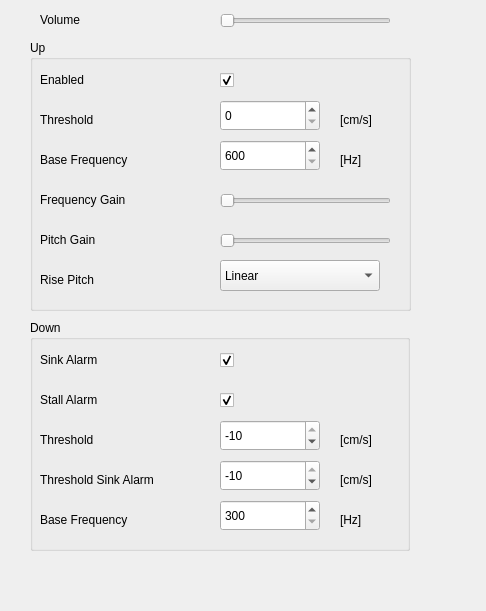
Before: the Qt Designer form src/configuration/flytec6015/AcousticFrame6015.ui in Iv/FlyHigh, drawn with Qt 5.
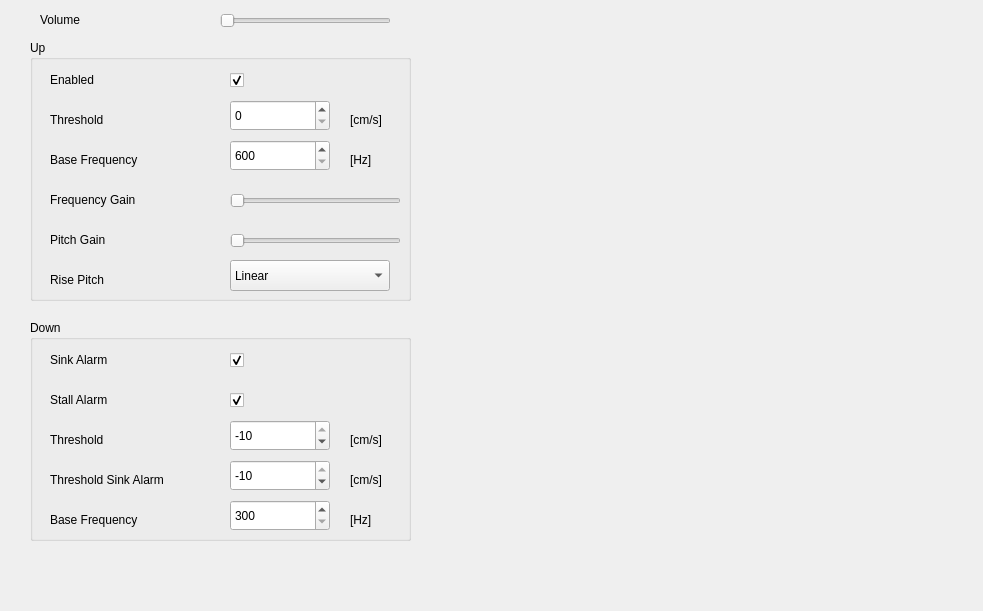
After: the same form once the commit is applied. Custom widgets are drawn as their Qt base class.

The edit to the form file:
```diff
--- a/src/configuration/flytec6015/AcousticFrame6015.ui
+++ b/src/configuration/flytec6015/AcousticFrame6015.ui
@@ -6,7 +6,7 @@
    <rect>
     <x>0</x>
     <y>0</y>
-    <width>486</width>
+    <width>983</width>
     <height>611</height>
    </rect>
   </property>
@@ -51,13 +51,13 @@
     <enum>Qt::Horizontal</enum>
    </property>
   </widget>
-  <widget class="Q3GroupBox" name="groupBox3">
+  <widget class="QGroupBox" name="groupBox_Up">
    <property name="geometry">
     <rect>
      <x>30</x>
      <y>40</y>
      <width>381</width>
-     <height>271</height>
+     <height>261</height>
     </rect>
    </property>
    <property name="title">
@@ -66,7 +66,7 @@
    <widget class="QLabel" name="textLabel_Rise_En">
     <property name="geometry">
      <rect>
-      <x>10</x>
+      <x>20</x>
       <y>30</y>
       <width>134</width>
       <height>20</height>
@@ -79,65 +79,40 @@
      <bool>false</bool>
     </property>
    </widget>
-   <widget class="QCheckBox" name="checkBox_RiseAcoustic">
-    <property name="geometry">
-     <rect>
-      <x>190</x>
-      <y>30</y>
-      <width>21</width>
-      <height>21</height>
-     </rect>
-    </property>
-    <property name="text">
-     <string/>
-    </property>
-    <property name="checked">
+   <widget class="QComboBox" name="comboBox_RisePitch">
+    <property name="enabled">
      <bool>true</bool>
     </property>
-   </widget>
-   <widget class="QLabel" name="textLabel_FreqMod">
     <property name="geometry">
      <rect>
-      <x>10</x>
-      <y>150</y>
-      <width>162</width>
-      <height>20</height>
+      <x>200</x>
+      <y>220</y>
+      <width>160</width>
+      <height>31</height>
      </rect>
     </property>
-    <property name="text">
-     <string>Frequency Gain</string>
-    </property>
-    <property name="wordWrap">
-     <bool>false</bool>
-    </property>
+    <item>
+     <property name="text">
+      <string>Linear</string>
+     </property>
+    </item>
+    <item>
+     <property name="text">
+      <string>Exponential</string>
+     </property>
+    </item>
    </widget>
-   <widget class="QLabel" name="textLabel_Threshold">
+   <widget class="QLabel" name="textLabel_Pitch">
     <property name="geometry">
      <rect>
-      <x>10</x>
-      <y>70</y>
-      <width>134</width>
+      <x>20</x>
+      <y>190</y>
+      <width>150</width>
       <height>20</height>
      </rect>
     </property>
     <property name="text">
-     <string>Threshold</string>
-    </property>
-    <property name="wordWrap">
-     <bool>false</bool>
-    </property>
-   </widget>
-   <widget class="QLabel" name="textLabel_ThresholdUnit">
-    <property name="geometry">
-     <rect>
-      <x>310</x>
-      <y>70</y>
-      <width>67</width>
-      <height>20</height>
-     </rect>
-    </property>
-    <property name="text">
-     <string>[cm/s]</string>
+     <string>Pitch Gain</string>
     </property>
     <property name="wordWrap">
      <bool>false</bool>
@@ -146,7 +121,7 @@
    <widget class="QLabel" name="textLabel_UpFreq">
     <property name="geometry">
      <rect>
-      <x>10</x>
+      <x>20</x>
       <y>110</y>
       <width>150</width>
       <height>20</height>
@@ -162,9 +137,9 @@
    <widget class="QLabel" name="textLabel_UpFreqUnit">
     <property name="geometry">
      <rect>
-      <x>310</x>
+      <x>320</x>
       <y>110</y>
-      <width>67</width>
+      <width>41</width>
       <height>20</height>
      </rect>
     </property>
@@ -175,10 +150,26 @@
      <bool>false</bool>
     </property>
    </widget>
+   <widget class="QLabel" name="textLabel_Threshold">
+    <property name="geometry">
+     <rect>
+      <x>20</x>
+      <y>70</y>
+      <width>134</width>
+      <height>20</height>
+     </rect>
+    </property>
+    <property name="text">
+     <string>Threshold</string>
+    </property>
+    <property name="wordWrap">
+     <bool>false</bool>
+    </property>
+   </widget>
    <widget class="QSlider" name="slider_FreqGain">
     <property name="geometry">
      <rect>
-      <x>190</x>
+      <x>200</x>
       <y>150</y>
       <width>171</width>
       <height>21</height>
@@ -206,7 +197,7 @@
    <widget class="QSlider" name="slider_PitchGain">
     <property name="geometry">
      <rect>
-      <x>190</x>
+      <x>200</x>
       <y>190</y>
       <width>171</width>
       <height>21</height>
@@ -228,7 +219,7 @@
    <widget class="QSpinBox" name="spinBox_UpFreq">
     <property name="geometry">
      <rect>
-      <x>190</x>
+      <x>200</x>
       <y>100</y>
       <width>100</width>
       <height>31</height>
@@ -247,56 +238,33 @@
      <number>600</number>
     </property>
    </widget>
-   <widget class="QSpinBox" name="spinBox_ThresUp">
+   <widget class="QCheckBox" name="checkBox_RiseAcoustic">
     <property name="geometry">
      <rect>
-      <x>190</x>
-      <y>60</y>
-      <width>100</width>
-      <height>31</height>
+      <x>200</x>
+      <y>30</y>
+      <width>21</width>
+      <height>21</height>
      </rect>
     </property>
-    <property name="minimum">
-     <number>0</number>
+    <property name="text">
+     <string/>
     </property>
-    <property name="maximum">
-     <number>20</number>
-    </property>
-   </widget>
-   <widget class="QComboBox" name="comboBox_RisePitch">
-    <property name="enabled">
+    <property name="checked">
      <bool>true</bool>
     </property>
-    <property name="geometry">
-     <rect>
-      <x>190</x>
-      <y>220</y>
-      <width>160</width>
-      <height>31</height>
-     </rect>
-    </property>
-    <item>
-     <property name="text">
-      <string>Linear</string>
-     </property>
-    </item>
-    <item>
-     <property name="text">
-      <string>Exponential</string>
-     </property>
-    </item>
    </widget>
-   <widget class="QLabel" name="textLabel_Pitch">
+   <widget class="QLabel" name="textLabel_ThresholdUnit">
     <property name="geometry">
      <rect>
-      <x>10</x>
-      <y>190</y>
-      <width>150</width>
+      <x>320</x>
+      <y>70</y>
+      <width>51</width>
       <height>20</height>
      </rect>
     </property>
     <property name="text">
-     <string>Pitch Gain</string>
+     <string>[cm/s]</string>
     </property>
     <property name="wordWrap">
      <bool>false</bool>
@@ -305,7 +273,7 @@
    <widget class="QLabel" name="textLabel_Variomode">
     <property name="geometry">
      <rect>
-      <x>10</x>
+      <x>20</x>
       <y>230</y>
       <width>134</width>
       <height>20</height>
@@ -318,55 +286,103 @@
      <bool>false</bool>
     </property>
    </widget>
+   <widget class="QLabel" name="textLabel_FreqMod">
+    <property name="geometry">
+     <rect>
+      <x>20</x>
+      <y>150</y>
+      <width>162</width>
+      <height>20</height>
+     </rect>
+    </property>
+    <property name="text">
+     <string>Frequency Gain</string>
+    </property>
+    <property name="wordWrap">
+     <bool>false</bool>
+    </property>
+   </widget>
+   <widget class="QSpinBox" name="spinBox_ThresUp">
+    <property name="geometry">
+     <rect>
+      <x>200</x>
+      <y>60</y>
+      <width>100</width>
+      <height>31</height>
+     </rect>
+    </property>
+    <property name="minimum">
+     <number>0</number>
+    </property>
+    <property name="maximum">
+     <number>20</number>
+    </property>
+   </widget>
   </widget>
-  <widget class="Q3GroupBox" name="groupBox2">
+  <widget class="QGroupBox" name="groupBox_Down">
    <property name="geometry">
     <rect>
      <x>30</x>
      <y>320</y>
-     <width>380</width>
-     <height>231</height>
+     <width>381</width>
+     <height>221</height>
     </rect>
    </property>
    <property name="title">
     <string>Down</string>
    </property>
-   <widget class="QLabel" name="textLabel_Sink">
+   <widget class="QLabel" name="textLabel_SinkUnit_2">
     <property name="geometry">
      <rect>
-      <x>10</x>
-      <y>110</y>
+      <x>320</x>
+      <y>150</y>
+      <width>50</width>
+      <height>20</height>
+     </rect>
+    </property>
+    <property name="text">
+     <string>[cm/s]</string>
+    </property>
+    <property name="wordWrap">
+     <bool>false</bool>
+    </property>
+   </widget>
+   <widget class="QLabel" name="textLabel_SinkAlarm">
+    <property name="geometry">
+     <rect>
+      <x>20</x>
+      <y>30</y>
       <width>134</width>
       <height>20</height>
      </rect>
     </property>
     <property name="text">
-     <string>Threshold</string>
+     <string>Sink Alarm</string>
     </property>
     <property name="wordWrap">
      <bool>false</bool>
     </property>
    </widget>
-   <widget class="QLabel" name="textLabel_DownFreq">
+   <widget class="QCheckBox" name="checkBox_SinkAlarm">
     <property name="geometry">
      <rect>
-      <x>10</x>
-      <y>190</y>
-      <width>150</width>
-      <height>20</height>
+      <x>200</x>
+      <y>30</y>
+      <width>21</width>
+      <height>21</height>
      </rect>
     </property>
     <property name="text">
-     <string>Base Frequency</string>
+     <string/>
     </property>
-    <property name="wordWrap">
-     <bool>false</bool>
+    <property name="checked">
+     <bool>true</bool>
     </property>
    </widget>
    <widget class="QLabel" name="textLabel_SinkUnit">
     <property name="geometry">
      <rect>
-      <x>310</x>
+      <x>320</x>
       <y>110</y>
       <width>50</width>
       <height>20</height>
@@ -379,10 +395,64 @@
      <bool>false</bool>
     </property>
    </widget>
+   <widget class="QSpinBox" name="spinBox_ThresSinkAlarm">
+    <property name="geometry">
+     <rect>
+      <x>200</x>
+      <y>140</y>
+      <width>100</width>
+      <height>31</height>
+     </rect>
+    </property>
+    <property name="prefix">
+     <string/>
+    </property>
+    <property name="minimum">
+     <number>-9990</number>
+    </property>
+    <property name="maximum">
+     <number>-10</number>
+    </property>
+   </widget>
+   <widget class="QSpinBox" name="spinBox_ThresDown">
+    <property name="geometry">
+     <rect>
+      <x>200</x>
+      <y>100</y>
+      <width>100</width>
+      <height>31</height>
+     </rect>
+    </property>
+    <property name="prefix">
+     <string/>
+    </property>
+    <property name="minimum">
+     <number>-2000</number>
+    </property>
+    <property name="maximum">
+     <number>-10</number>
+    </property>
+   </widget>
+   <widget class="QCheckBox" name="checkBox_StallAlarm">
+    <property name="geometry">
+     <rect>
+      <x>200</x>
+      <y>70</y>
+      <width>21</width>
+      <height>20</height>
+     </rect>
+    </property>
+    <property name="text">
+     <string/>
+    </property>
+    <property name="checked">
+     <bool>true</bool>
+    </property>
+   </widget>
    <widget class="QSpinBox" name="spinBox_DownFreq">
     <property name="geometry">
      <rect>
-      <x>190</x>
+      <x>200</x>
       <y>180</y>
       <width>100</width>
       <height>31</height>
@@ -401,33 +471,17 @@
      <number>300</number>
     </property>
    </widget>
-   <widget class="QLabel" name="textLabel_SinkUnit_2">
+   <widget class="QLabel" name="textLabel_Sink">
     <property name="geometry">
      <rect>
-      <x>310</x>
-      <y>150</y>
-      <width>50</width>
+      <x>20</x>
+      <y>110</y>
+      <width>134</width>
       <height>20</height>
      </rect>
     </property>
     <property name="text">
-     <string>[cm/s]</string>
-    </property>
-    <property name="wordWrap">
-     <bool>false</bool>
-    </property>
-   </widget>
-   <widget class="QLabel" name="textLabel_DownFreqUnit">
-    <property name="geometry">
-     <rect>
-      <x>310</x>
-      <y>190</y>
-      <width>33</width>
-      <height>20</height>
-     </rect>
-    </property>
-    <property name="text">
-     <string>[Hz]</string>
+     <string>Threshold</string>
     </property>
     <property name="wordWrap">
      <bool>false</bool>
@@ -436,7 +490,7 @@
    <widget class="QLabel" name="textLabel_Sink_2">
     <property name="geometry">
      <rect>
-      <x>10</x>
+      <x>20</x>
       <y>150</y>
       <width>156</width>
       <height>20</height>
@@ -452,7 +506,7 @@
    <widget class="QLabel" name="textLabel_StallAlarm">
     <property name="geometry">
      <rect>
-      <x>10</x>
+      <x>20</x>
       <y>70</y>
       <width>134</width>
       <height>20</height>
@@ -465,104 +519,42 @@
      <bool>false</bool>
     </property>
    </widget>
-   <widget class="QLabel" name="textLabel_SinkAlarm">
+   <widget class="QLabel" name="textLabel_DownFreqUnit">
     <property name="geometry">
      <rect>
-      <x>10</x>
-      <y>30</y>
-      <width>134</width>
+      <x>320</x>
+      <y>190</y>
+      <width>33</width>
       <height>20</height>
      </rect>
     </property>
     <property name="text">
-     <string>Sink Alarm</string>
+     <string>[Hz]</string>
     </property>
     <property name="wordWrap">
      <bool>false</bool>
     </property>
    </widget>
-   <widget class="QCheckBox" name="checkBox_StallAlarm">
+   <widget class="QLabel" name="textLabel_DownFreq">
     <property name="geometry">
      <rect>
-      <x>190</x>
-      <y>70</y>
-      <width>21</width>
+      <x>20</x>
+      <y>190</y>
+      <width>150</width>
       <height>20</height>
      </rect>
     </property>
     <property name="text">
-     <string/>
+     <string>Base Frequency</string>
     </property>
-    <property name="checked">
-     <bool>true</bool>
-    </property>
-   </widget>
-   <widget class="QCheckBox" name="checkBox_SinkAlarm">
-    <property name="geometry">
-     <rect>
-      <x>190</x>
-      <y>30</y>
-      <width>21</width>
-      <height>21</height>
-     </rect>
-    </property>
-    <property name="text">
-     <string/>
-    </property>
-    <property name="checked">
-     <bool>true</bool>
-    </property>
-   </widget>
-   <widget class="QSpinBox" name="spinBox_ThresDown">
-    <property name="geometry">
-     <rect>
-      <x>190</x>
-      <y>100</y>
-      <width>100</width>
-      <height>31</height>
-     </rect>
-    </property>
-    <property name="prefix">
-     <string/>
-    </property>
-    <property name="minimum">
-     <number>-2000</number>
-    </property>
-    <property name="maximum">
-     <number>-10</number>
-    </property>
-   </widget>
-   <widget class="QSpinBox" name="spinBox_ThresSinkAlarm">
-    <property name="geometry">
-     <rect>
-      <x>190</x>
-      <y>140</y>
-      <width>100</width>
-      <height>31</height>
-     </rect>
-    </property>
-    <property name="prefix">
-     <string/>
-    </property>
-    <property name="minimum">
-     <number>-9990</number>
-    </property>
-    <property name="maximum">
-     <number>-10</number>
+    <property name="wordWrap">
+     <bool>false</bool>
     </property>
    </widget>
   </widget>
  </widget>
  <layoutdefault spacing="6" margin="11"/>
  <pixmapfunction>qPixmapFromMimeSource</pixmapfunction>
- <customwidgets>
-  <customwidget>
-   <class>Q3GroupBox</class>
-   <extends>QGroupBox</extends>
-   <header>Qt3Support/Q3GroupBox</header>
-   <container>1</container>
-  </customwidget>
- </customwidgets>
  <resources/>
  <connections/>
 </ui>
```
